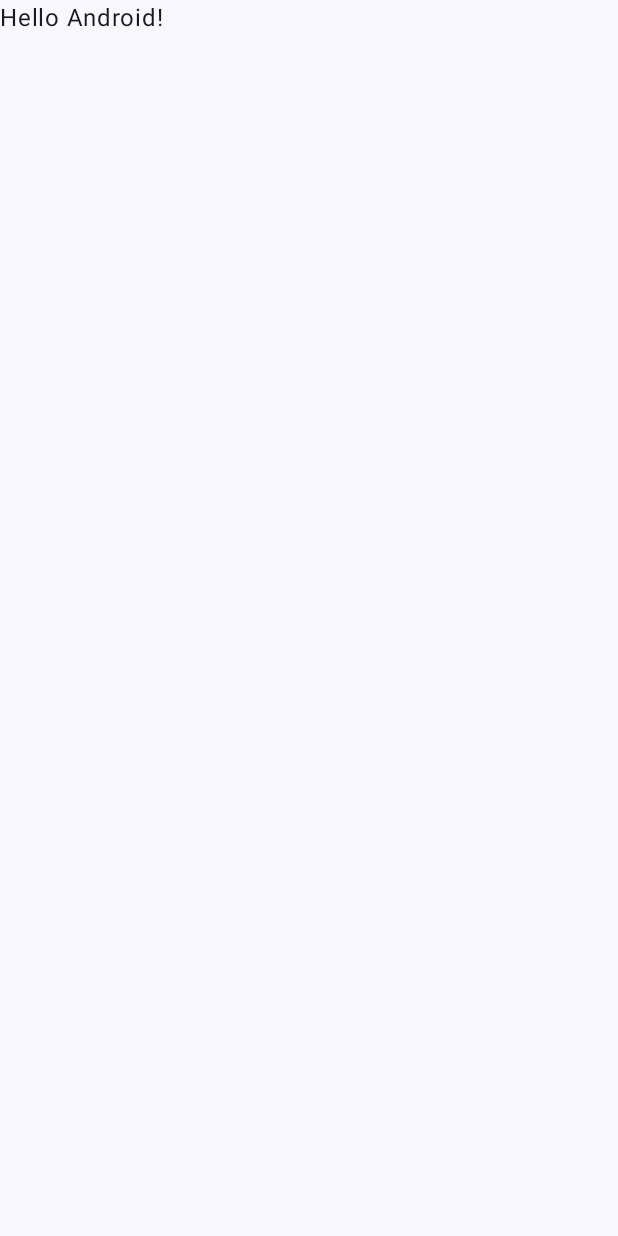
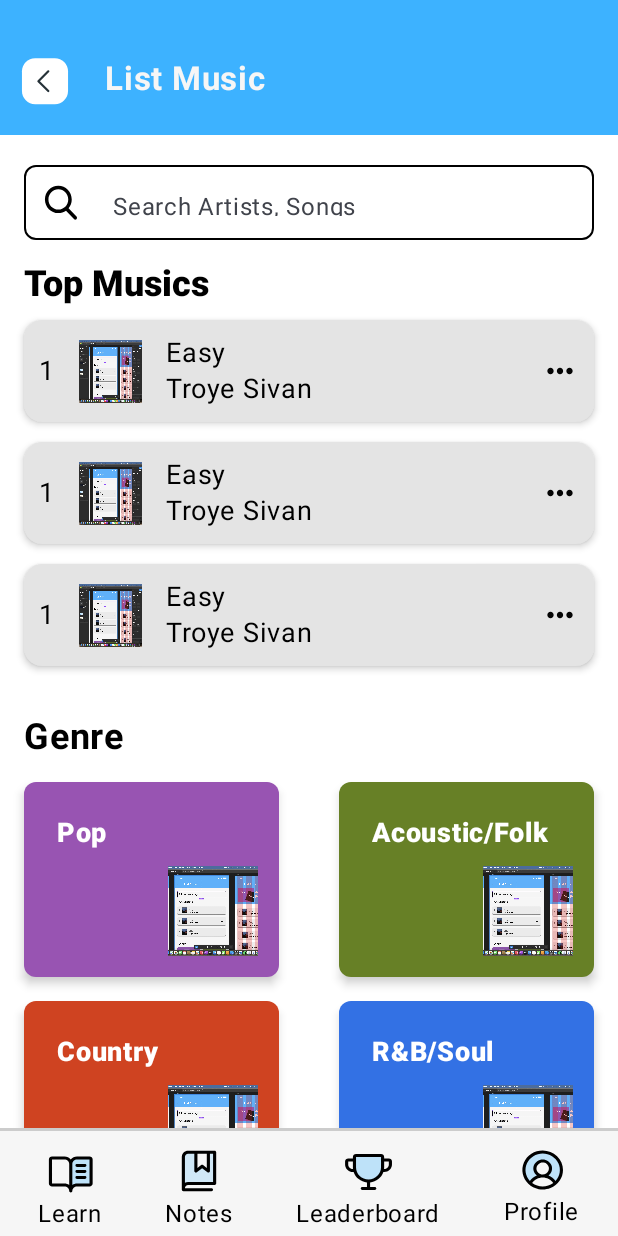
Before and after one commit to yohanajocelyn/EchoLearn, an Android app built with Jetpack Compose: the screen it shows after launch (MainActivity), on a phone screen of 412 x 824 dp. Before the commit the screen is almost empty. Run offline under Robolectric (Android 15) with nearby library versions, the phone set to English and light mode, and no system bars.

Commit message:
update list music

```diff
--- a/app/src/main/java/com/yohana/echolearn/MainActivity.kt
+++ b/app/src/main/java/com/yohana/echolearn/MainActivity.kt
@@ -14,6 +14,7 @@ import androidx.compose.ui.platform.LocalContext
 import androidx.compose.ui.tooling.preview.Preview
 import com.yohana.echolearn.route.AppRouting
 import com.yohana.echolearn.ui.theme.EchoLearnTheme
+import com.yohana.echolearn.views.ListMusic
 
 class MainActivity : ComponentActivity() {
     override fun onCreate(savedInstanceState: Bundle?) {
@@ -21,14 +22,15 @@ class MainActivity : ComponentActivity() {
         enableEdgeToEdge()
         setContent {
             EchoLearnTheme {
-                Scaffold(modifier = Modifier.fillMaxSize()) { innerPadding ->
-//                    Greeting(
-//                        name = "Android",
-//                        modifier = Modifier.padding(innerPadding)
-//                    )
-                    val context = LocalContext.current
-                    AppRouting(context, innerPadding)
-                }
+//                Scaffold(modifier = Modifier.fillMaxSize()) { innerPadding ->
+////                    Greeting(
+////                        name = "Android",
+////                        modifier = Modifier.padding(innerPadding)
+////                    )
+//                    val context = LocalContext.current
+//                    AppRouting(context, innerPadding)
+//                }
+                ListMusic()
             }
         }
     }
--- /dev/null
+++ b/app/src/main/java/com/yohana/echolearn/enums/PagesEnum.kt
@@ -0,0 +1,4 @@
+package com.yohana.echolearn.enums
+
+enum class PagesEnum {
+}
--- /dev/null
+++ b/app/src/main/java/com/yohana/echolearn/view/GenreCard.kt
@@ -0,0 +1,73 @@
+package com.yohana.echolearn.view
+
+import androidx.compose.foundation.Image
+import androidx.compose.foundation.layout.Box
+import androidx.compose.foundation.layout.fillMaxSize
+import androidx.compose.foundation.layout.height
+import androidx.compose.foundation.layout.padding
+import androidx.compose.foundation.layout.size
+import androidx.compose.foundation.layout.width
+import androidx.compose.foundation.shape.RoundedCornerShape
+import androidx.compose.material3.Card
+import androidx.compose.material3.CardDefaults
+import androidx.compose.material3.Text
+import androidx.compose.runtime.Composable
+import androidx.compose.ui.Alignment
+import androidx.compose.ui.Modifier
+import androidx.compose.ui.graphics.Color
+import androidx.compose.ui.layout.ContentScale
+import androidx.compose.ui.res.painterResource
+import androidx.compose.ui.text.font.FontWeight
+import androidx.compose.ui.tooling.preview.Preview
+import androidx.compose.ui.unit.dp
+import androidx.compose.ui.unit.sp
+import com.yohana.echolearn.R
+
+@Composable
+fun GenreCard(
+    title: String,
+    backgroundColor: Color
+) {
+    Card(
+        modifier = Modifier
+            .width(170.dp)
+            .height(130.dp),
+        colors = CardDefaults.cardColors(
+            containerColor = backgroundColor
+        ),
+        shape = RoundedCornerShape(8.dp),
+        elevation = CardDefaults.cardElevation(
+            defaultElevation = 4.dp
+        )
+    ) {
+        Box(
+            modifier = Modifier.fillMaxSize().padding(14.dp),
+            contentAlignment = Alignment.Center
+        ) {
+            Text(
+                text = title,
+                fontSize = 18.sp,
+                fontWeight = FontWeight.ExtraBold,
+                color = Color.White,
+                modifier = Modifier
+                    .padding(8.dp)
+                    .align(Alignment.TopStart)
+            )
+
+            Image(
+                painter = painterResource(id = R.drawable.aset1), // Ganti dengan resource gambar Anda
+                contentDescription = "Album Cover",
+                contentScale = ContentScale.Crop,
+                modifier = Modifier
+                    .size(60.dp)
+                    .align(Alignment.BottomEnd)
+            )
+        }
+    }
+}
+
+@Preview(showBackground = true)
+@Composable
+fun PreviewGenreCard() {
+    GenreCard("blue",  backgroundColor = Color(0xFF0068AD))
+}
--- /dev/null
+++ b/app/src/main/java/com/yohana/echolearn/view/MusicCard.kt
@@ -0,0 +1,74 @@
+package com.yohana.echolearn.view
+
+import androidx.compose.foundation.Image
+import androidx.compose.foundation.layout.Arrangement
+import androidx.compose.foundation.layout.Column
+import androidx.compose.foundation.layout.Row
+import androidx.compose.foundation.layout.Spacer
+import androidx.compose.foundation.layout.fillMaxWidth
+import androidx.compose.foundation.layout.padding
+import androidx.compose.foundation.layout.size
+import androidx.compose.foundation.layout.width
+import androidx.compose.material3.Card
+import androidx.compose.material3.CardDefaults
+import androidx.compose.material3.Text
+import androidx.compose.runtime.Composable
+import androidx.compose.ui.Alignment
+import androidx.compose.ui.Modifier
+import androidx.compose.ui.graphics.Color
+import androidx.compose.ui.layout.ContentScale
+import androidx.compose.ui.res.painterResource
+import androidx.compose.ui.tooling.preview.Preview
+import androidx.compose.ui.unit.dp
+import androidx.compose.ui.unit.sp
+import com.yohana.echolearn.R
+
+@Composable
+fun MusicCard() {
+    Card(
+        modifier = Modifier.fillMaxWidth(), colors = CardDefaults.cardColors(
+            containerColor = Color(0xFFE4E4E4)
+        ),
+        elevation = CardDefaults.cardElevation(3.dp)
+    ) {
+        Row(
+            modifier = Modifier.padding(10.dp).fillMaxWidth(),
+            verticalAlignment = Alignment.CenterVertically,
+            horizontalArrangement = Arrangement.SpaceBetween
+        ) {
+            Row(verticalAlignment = Alignment.CenterVertically) {
+                Text(text = "1", fontSize = 18.sp, color = Color.Black)
+                Spacer(modifier = Modifier.width(16.dp))
+                Image(
+                    painter = painterResource(id = R.drawable.aset1),
+                    contentDescription = "search icon",
+                    modifier = Modifier
+                        .size(42.dp),
+                    contentScale = ContentScale.FillBounds
+
+                )
+                Spacer(modifier = Modifier.width(16.dp))
+
+                Column {
+                    Text(text = "Easy", fontSize = 18.sp, color = Color.Black)
+                    Text(text = "Troye Sivan", fontSize = 18.sp, color = Color.Black)
+                }
+            }
+            Image(
+                painter = painterResource(id = R.drawable.more),
+                contentDescription = "search icon",
+                modifier = Modifier
+                    .size(25.dp),
+                contentScale = ContentScale.FillBounds
+
+            )
+        }
+
+    }
+}
+
+@Preview(showBackground = true)
+@Composable
+fun PreviewMusicCard() {
+    MusicCard()
+}
--- /dev/null
+++ b/app/src/main/java/com/yohana/echolearn/view/SearchBar.kt
@@ -0,0 +1,66 @@
+package com.yohana.echolearn.view
+
+import androidx.compose.foundation.Image
+import androidx.compose.foundation.border
+import androidx.compose.foundation.layout.Row
+import androidx.compose.foundation.layout.Spacer
+import androidx.compose.foundation.layout.fillMaxWidth
+import androidx.compose.foundation.layout.height
+import androidx.compose.foundation.layout.padding
+import androidx.compose.foundation.layout.size
+import androidx.compose.foundation.layout.width
+import androidx.compose.foundation.shape.RoundedCornerShape
+import androidx.compose.material3.ExperimentalMaterial3Api
+import androidx.compose.material3.Text
+import androidx.compose.material3.TextField
+import androidx.compose.material3.TextFieldDefaults
+import androidx.compose.runtime.Composable
+import androidx.compose.ui.Alignment
+import androidx.compose.ui.Modifier
+import androidx.compose.ui.graphics.Color
+import androidx.compose.ui.res.painterResource
+import androidx.compose.ui.text.TextStyle
+import androidx.compose.ui.unit.dp
+import androidx.compose.ui.unit.sp
+import com.yohana.echolearn.R
+
+@OptIn(ExperimentalMaterial3Api::class)
+@Composable
+fun SearchBar(modifier: Modifier = Modifier) {
+    Row(
+        modifier = Modifier
+            .fillMaxWidth()
+            .border(
+                width = 1.dp,
+                color = Color.Black,
+                shape = RoundedCornerShape(8.dp)
+            ),
+        verticalAlignment = Alignment.CenterVertically
+    ) {
+        // Ikon pencarian
+        Spacer(modifier = Modifier.width(5.dp))
+        Image(
+            painter = painterResource(id = R.drawable.search), // Ganti dengan resource gambar Anda
+            contentDescription = "search icon",
+            modifier = Modifier
+                .size(30.dp)
+                .padding(start = 8.dp)
+        )
+        Spacer(modifier = Modifier.width(8.dp))
+        // Input TextField
+        TextField(
+            value = "",
+            onValueChange = {},
+            placeholder = { Text("Search Artists, Songs") }, // Placeholder diubah
+            modifier = Modifier
+                .fillMaxWidth()
+                .height(50.dp), // Tinggi TextField
+            textStyle = TextStyle(fontSize = 16.sp), // Ukuran teks
+            colors = TextFieldDefaults.textFieldColors(
+                containerColor = Color.Transparent,
+                focusedIndicatorColor = Color.Transparent,
+                unfocusedIndicatorColor = Color.Transparent
+            )
+        )
+    }
+}
--- a/app/src/main/java/com/yohana/echolearn/view/navbar.kt
+++ b/app/src/main/java/com/yohana/echolearn/view/navbar.kt
@@ -27,7 +27,7 @@ import com.yohana.echolearn.ui.theme.EchoLearnTheme
 fun Navbar(modifier: Modifier = Modifier) {
 Column {
     Divider(
-        color = Color.Black,
+        color = Color.LightGray,
         thickness = 2.dp    // Ketebalan garis
     )
     Row(
--- /dev/null
+++ b/app/src/main/java/com/yohana/echolearn/views/ListMusic.kt
@@ -0,0 +1,187 @@
+package com.yohana.echolearn.views
+
+import androidx.compose.foundation.Image
+import androidx.compose.foundation.background
+import androidx.compose.foundation.border
+import androidx.compose.foundation.layout.Arrangement
+import androidx.compose.foundation.layout.Box
+import androidx.compose.foundation.layout.Column
+import androidx.compose.foundation.layout.Row
+import androidx.compose.foundation.layout.Spacer
+import androidx.compose.foundation.layout.fillMaxSize
+import androidx.compose.foundation.layout.fillMaxWidth
+import androidx.compose.foundation.layout.height
+import androidx.compose.foundation.layout.padding
+import androidx.compose.foundation.layout.size
+import androidx.compose.foundation.layout.width
+import androidx.compose.foundation.lazy.LazyColumn
+import androidx.compose.foundation.shape.RoundedCornerShape
+import androidx.compose.foundation.text.KeyboardOptions
+import androidx.compose.material3.ExperimentalMaterial3Api
+import androidx.compose.material3.Text
+import androidx.compose.material3.TextField
+import androidx.compose.material3.TextFieldDefaults
+import androidx.compose.runtime.Composable
+import androidx.compose.ui.Alignment
+import androidx.compose.ui.Modifier
+import androidx.compose.ui.graphics.Color
+import androidx.compose.ui.res.painterResource
+import androidx.compose.ui.text.TextStyle
+import androidx.compose.ui.text.font.FontWeight
+import androidx.compose.ui.text.input.KeyboardType
+import androidx.compose.ui.tooling.preview.Preview
+import androidx.compose.ui.unit.dp
+import androidx.compose.ui.unit.sp
+import com.yohana.echolearn.R
+import com.yohana.echolearn.view.GenreCard
+import com.yohana.echolearn.view.MusicCard
+import com.yohana.echolearn.view.Navbar
+import com.yohana.echolearn.view.SearchBar
+
+@Composable
+fun ListMusic(modifier: Modifier = Modifier) {
+    Column(
+        modifier = Modifier
+            .fillMaxSize()
+            .background(color = Color.White)
+    ) {
+        // Top bar
+        Row(
+            modifier = Modifier
+                .fillMaxWidth()
+                .height(90.dp)
+                .background(color = Color(0xFF3DB2FF))
+                .padding(top = 30.dp),
+            verticalAlignment = Alignment.CenterVertically
+        ) {
+            Image(
+                painter = painterResource(id = R.drawable.back_button),
+                contentDescription = "",
+            )
+            Spacer(modifier = Modifier.width(10.dp))
+            Text(
+                "List Music",
+                fontSize = 22.sp,
+                fontWeight = FontWeight.Bold,
+                modifier = Modifier.padding(bottom = 15.dp),
+                color = Color(0xFFF6F6F6)
+            )
+        }
+        Spacer(modifier = Modifier.height(20.dp))
+        // Content list
+        LazyColumn(
+            modifier = Modifier
+                .fillMaxWidth()
+                .weight(1f)
+                .padding(horizontal = 16.dp)
+        ) {
+            item {
+                SearchBar()
+                Spacer(modifier = Modifier.height(15.dp))
+
+            }
+            item {
+                Text(
+                    text = "Top Musics",
+                    style = TextStyle(
+                        fontSize = 24.sp,
+                        lineHeight = 31.9.sp,
+                        fontWeight = FontWeight.ExtraBold,
+                        color = Color(0xFF000000),
+
+                    )
+                )
+                Spacer(modifier = Modifier.height(10.dp))
+
+            }
+            items(3) { index ->
+                MusicCard()
+                Spacer(modifier = Modifier.height(13.dp))
+            }
+            item {
+                Spacer(modifier = Modifier.height(10.dp))
+
+                Spacer(modifier = Modifier.height(10.dp))
+                Column(
+                    modifier = Modifier
+                        .fillMaxSize()
+                ) {
+                    // Header Title
+                    Text(
+                        text = "Genre",
+                        fontSize = 24.sp,
+                        fontWeight = FontWeight.Bold,
+                        modifier = Modifier.padding(bottom = 16.dp)
+                    )
+
+                    // Genre Grid
+                    Column(
+                        modifier = Modifier.fillMaxWidth()
+                    ) {
+                        Row(
+                            modifier = Modifier.fillMaxWidth(),
+                            horizontalArrangement = Arrangement.SpaceBetween
+                        ) {
+                            GenreCard(
+                                title = "Pop",
+                                backgroundColor = Color(0xFF9854B2) // Ungu
+                            )
+                            GenreCard(
+                                title = "Acoustic/Folk",
+                                backgroundColor = Color(0xFF678026) // Hijau
+                            )
+                        }
+
+                        Spacer(modifier = Modifier.height(16.dp))
+
+                        Row(
+                            modifier = Modifier.fillMaxWidth(),
+                            horizontalArrangement = Arrangement.SpaceBetween
+                        ) {
+                            GenreCard(
+                                title = "Country",
+                                backgroundColor = Color(0xFFCF4321) // Oranye
+                            )
+                            GenreCard(
+                                title = "R&B/Soul",
+                                backgroundColor = Color(0xFF3371E4) // Biru
+                            )
+                        }
+
+                        Spacer(modifier = Modifier.height(16.dp))
+
+                        Row(
+                            modifier = Modifier.fillMaxWidth(),
+                            horizontalArrangement = Arrangement.SpaceBetween
+                        ) {
+                            GenreCard(
+                                title = "Children's Songs",
+                                backgroundColor = Color(0xFF0068AD) // Biru muda
+                            )
+                            GenreCard(
+                                title = "Acoustic/Folk",
+                                backgroundColor = Color(0xFF223160) // Biru tua
+                            )
+                        }
+                    }
+                }
+            }
+        }
+
+        // Navbar fixed at the bottom
+        Box(
+            modifier = Modifier
+                .fillMaxWidth()
+                .background(color = Color(0xFF3DB2FF))
+        ) {
+            Navbar() // Tambahkan konten navbar di sini
+        }
+    }
+}
+
+
+@Preview(showBackground = true, showSystemUi = true)
+@Composable
+fun Preview() {
+    ListMusic()
+}
--- /dev/null
+++ b/app/src/main/res/drawable-anydpi/more.xml
@@ -0,0 +1,11 @@
+<vector xmlns:android="http://schemas.android.com/apk/res/android"
+    android:width="24dp"
+    android:height="24dp"
+    android:viewportWidth="24"
+    android:viewportHeight="24"
+    android:tint="#050505"
+    android:alpha="0.8">
+  <path
+      android:fillColor="@android:color/white"
+      android:pathData="M6,10c-1.1,0 -2,0.9 -2,2s0.9,2 2,2 2,-0.9 2,-2 -0.9,-2 -2,-2zM18,10c-1.1,0 -2,0.9 -2,2s0.9,2 2,2 2,-0.9 2,-2 -0.9,-2 -2,-2zM12,10c-1.1,0 -2,0.9 -2,2s0.9,2 2,2 2,-0.9 2,-2 -0.9,-2 -2,-2z"/>
+</vector>
--- /dev/null
+++ b/app/src/main/res/drawable-nodpi/back_button.xml
@@ -0,0 +1,16 @@
+<vector xmlns:android="http://schemas.android.com/apk/res/android"
+    android:width="82dp"
+    android:height="82dp"
+    android:viewportWidth="82"
+    android:viewportHeight="82">
+  <path
+      android:pathData="M20,24C20,17.373 25.373,12 32,12H50C56.627,12 62,17.373 62,24V42C62,48.627 56.627,54 50,54H32C25.373,54 20,48.627 20,42V24Z"
+      android:fillColor="#ffffff"/>
+  <path
+      android:pathData="M44,42L35,33L44,24"
+      android:strokeLineJoin="round"
+      android:strokeWidth="2"
+      android:fillColor="#00000000"
+      android:strokeColor="#263238"
+      android:strokeLineCap="round"/>
+</vector>
--- /dev/null
+++ b/app/src/main/res/drawable-nodpi/search.xml
@@ -0,0 +1,9 @@
+<vector xmlns:android="http://schemas.android.com/apk/res/android"
+    android:width="21dp"
+    android:height="23dp"
+    android:viewportWidth="21"
+    android:viewportHeight="23">
+  <path
+      android:pathData="M20.678,20.122L15.651,14.79C16.944,13.223 17.652,11.251 17.652,9.198C17.652,4.402 13.826,0.5 9.124,0.5C4.421,0.5 0.595,4.402 0.595,9.198C0.595,13.994 4.421,17.896 9.124,17.896C10.889,17.896 12.571,17.353 14.01,16.322L19.075,21.695C19.287,21.919 19.572,22.043 19.877,22.043C20.166,22.043 20.44,21.931 20.648,21.727C21.09,21.293 21.104,20.573 20.678,20.122ZM9.124,2.769C12.599,2.769 15.427,5.653 15.427,9.198C15.427,12.743 12.599,15.627 9.124,15.627C5.648,15.627 2.82,12.743 2.82,9.198C2.82,5.653 5.648,2.769 9.124,2.769Z"
+      android:fillColor="#000000"/>
+</vector>
```
Also changed, not shown: app/src/main/res/drawable-hdpi/more.png (added), app/src/main/res/drawable-mdpi/more.png (added), app/src/main/res/drawable-nodpi/aset1.jpeg (added), app/src/main/res/drawable-xhdpi/more.png (added), app/src/main/res/drawable-xxhdpi/more.png (added).
